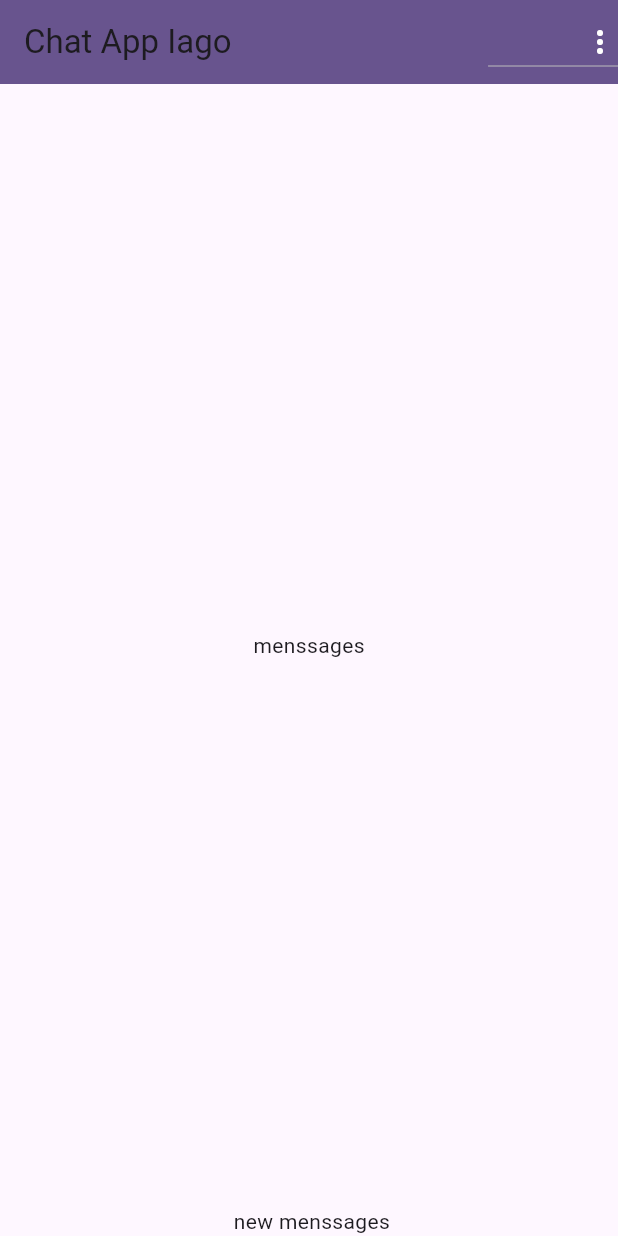
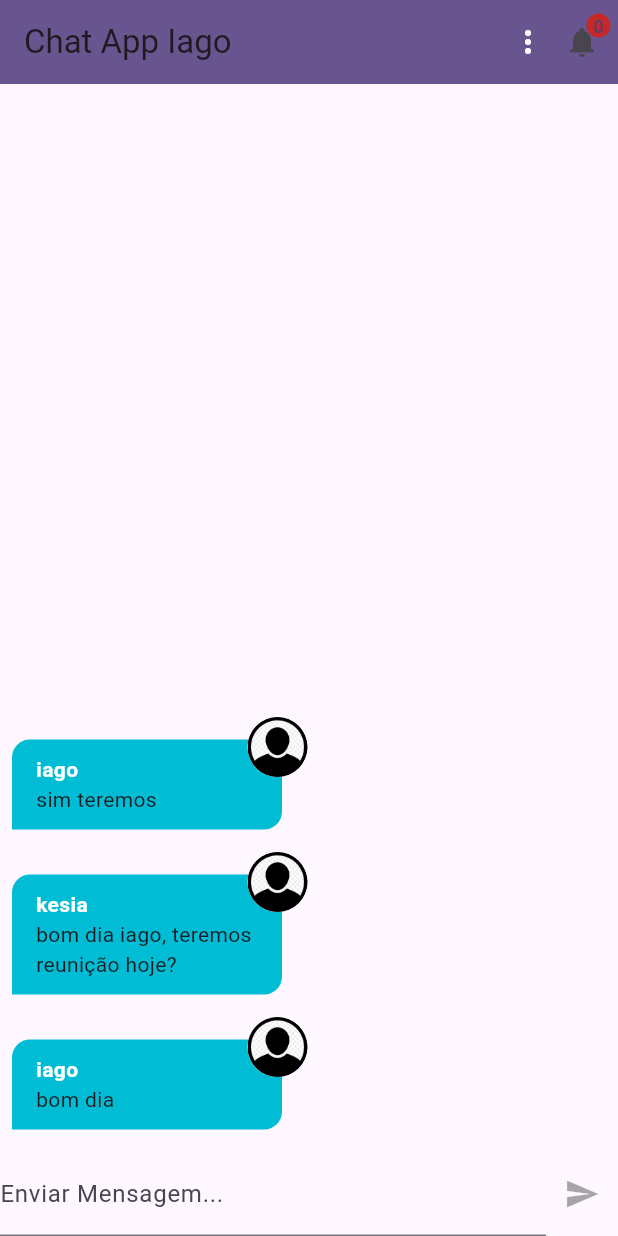
Before and after one commit to iagocarvalho07/chatapp, a Flutter app: the screen it shows after launch, on a phone screen of 412 x 824 dp. Run offline on Flutter 3.47's test engine with Material 2 defaults, Android fonts, the phone set to English and light mode, and no system bars; our stand-ins replace image_picker; accounts and stored records are empty.

Commit message:
aula 392

```diff
--- /dev/null
+++ b/lib/components/menssage_bable.dart
@@ -0,0 +1,86 @@
+import 'dart:io';
+
+import 'package:chatapp/models/chat_massage.dart';
+import 'package:flutter/cupertino.dart';
+import 'package:flutter/material.dart';
+
+class MenssageBable extends StatelessWidget {
+  static const _defaultImage = "assets/imagens/avatar.png";
+  final ChatMessage message;
+  final bool belognsToCurrentUser;
+
+  const MenssageBable(
+      {super.key, required this.message, required this.belognsToCurrentUser});
+
+  Widget _showUserImage(String ImageUrl) {
+    ImageProvider? provider;
+    final uir = Uri.parse(ImageUrl);
+    if (uir.path.contains(_defaultImage)) {
+      provider = AssetImage(_defaultImage);
+    } else if (uir.scheme.contains('http')) {
+      provider = NetworkImage(uir.toString());
+    } else {
+      provider = FileImage(File(uir.toString()));
+    }
+    return CircleAvatar(backgroundImage: provider);
+  }
+
+  @override
+  Widget build(BuildContext context) {
+    return Stack(
+      children: [
+        Row(
+          mainAxisAlignment: belognsToCurrentUser
+              ? MainAxisAlignment.end
+              : MainAxisAlignment.start,
+          children: [
+            Container(
+              decoration: BoxDecoration(
+                color:
+                    belognsToCurrentUser ? Colors.grey.shade300 : Colors.cyan,
+                borderRadius: BorderRadius.only(
+                  topLeft: const Radius.circular(12),
+                  topRight: const Radius.circular(12),
+                  bottomLeft: belognsToCurrentUser
+                      ? const Radius.circular(12)
+                      : const Radius.circular(0),
+                  bottomRight: belognsToCurrentUser
+                      ? const Radius.circular(0)
+                      : const Radius.circular(12),
+                ),
+              ),
+              width: 180,
+              padding: const EdgeInsets.symmetric(vertical: 10, horizontal: 16),
+              margin: const EdgeInsets.symmetric(vertical: 15, horizontal: 8),
+              child: Column(
+                crossAxisAlignment: belognsToCurrentUser
+                    ? CrossAxisAlignment.end
+                    : CrossAxisAlignment.start,
+                children: [
+                  Text(
+                    message.userName,
+                    style: TextStyle(
+                        fontWeight: FontWeight.bold,
+                        color:
+                            belognsToCurrentUser ? Colors.black : Colors.white),
+                  ),
+                  Text(
+                    message.text,
+                    textAlign:
+                        belognsToCurrentUser ? TextAlign.right : TextAlign.left,
+                  ),
+                ],
+              ),
+            ),
+          ],
+        ),
+        Positioned(
+          top: 0,
+          left: belognsToCurrentUser ? null : 165,
+          right: belognsToCurrentUser ? 165 : null,
+          child: _showUserImage(message.userImageUrl),
+        ),
+      ],
+    );
+  }
+}
--- a/lib/components/message.dart
+++ b/lib/components/message.dart
@@ -1,12 +1,38 @@
+import 'package:chatapp/components/menssage_bable.dart';
+import 'package:chatapp/models/chat_massage.dart';
+import 'package:chatapp/services/auth/auth_service.dart';
+import 'package:chatapp/services/chat/chat_service.dart';
 import 'package:flutter/cupertino.dart';
+import 'package:flutter/material.dart';
 
 class Messagens extends StatelessWidget {
   const Messagens({super.key});
 
   @override
   Widget build(BuildContext context) {
-    return Center(
-      child: Text("menssages"),
+    final currentUser = AuthService().currentUser;
+    return StreamBuilder<List<ChatMessage>>(
+      stream: ChatService().messagesStrem(),
+      builder: (ctx, sbapshot) {
+        if (sbapshot.connectionState == ConnectionState.waiting) {
+          return const Center(child: CircularProgressIndicator());
+        } else if (!sbapshot.hasData || sbapshot.data!.isEmpty) {
+          return const Center(
+            child: Text("Sem Mensagens"),
+          );
+        } else {
+          final msg = sbapshot.data!;
+          return ListView.builder(
+            reverse: true,
+            itemCount: msg.length,
+            itemBuilder: (ctx, index) => MenssageBable(
+              key: ValueKey(msg[index].id),
+              message: msg[index],
+              belognsToCurrentUser: currentUser?.id == msg[index].userId,
+            ),
+          );
+        }
+      },
     );
   }
 }
--- a/lib/components/new_message.dart
+++ b/lib/components/new_message.dart
@@ -1,12 +1,42 @@
+import 'package:chatapp/services/auth/auth_service.dart';
+import 'package:chatapp/services/chat/chat_service.dart';
 import 'package:flutter/cupertino.dart';
+import 'package:flutter/material.dart';
 
-class NewMessage extends StatelessWidget {
+class NewMessage extends StatefulWidget {
   const NewMessage({super.key});
 
   @override
+  State<NewMessage> createState() => _NewMessageState();
+}
+
+class _NewMessageState extends State<NewMessage> {
+  String _entreedMenssage = "";
+  final _messageControler = TextEditingController();
+
+  Future<void> _sendmessage() async {
+    final user = AuthService().currentUser;
+    if (user != null) {
+      ChatService().save(_entreedMenssage, user);
+      _messageControler.clear();
+    }
+  }
+
+  @override
   Widget build(BuildContext context) {
-    return Center(
-      child: Text(" new menssages"),
+    return Row(
+      children: [
+        Expanded(
+          child: TextField(
+            controller: _messageControler,
+            onChanged: (msg) => setState(() => _entreedMenssage = msg),
+            decoration: const InputDecoration(labelText: "Enviar Mensagem..."),
+          ),
+        ),
+        IconButton(
+            onPressed: _entreedMenssage.trim().isEmpty ? null : _sendmessage,
+            icon: const Icon(Icons.send))
+      ],
     );
   }
 }
--- a/lib/main.dart
+++ b/lib/main.dart
@@ -1,5 +1,7 @@
 import 'package:chatapp/pages/auth_ou_app_screen.dart';
+import 'package:chatapp/services/notification/push_notification_service.dart';
 import 'package:flutter/material.dart';
+import 'package:provider/provider.dart';
 
 void main() {
   runApp(const MyApp());
@@ -7,9 +9,15 @@ void main() {
 
 class MyApp extends StatelessWidget {
   const MyApp({super.key});
+
   @override
   Widget build(BuildContext context) {
-    return MaterialApp(
+    return MultiProvider(
+      providers: [
+        ChangeNotifierProvider(
+            create: (_) => ChatPushNotificationService(),)
+      ],
+      child: MaterialApp(
         title: 'Flutter Demo',
         theme: ThemeData(
           colorScheme: ColorScheme.fromSeed(seedColor: Colors.deepPurple),
@@ -17,6 +25,7 @@ class MyApp extends StatelessWidget {
         ),
         home: const AuthOrAppScreen(),
         debugShowCheckedModeBanner: false,
+      ),
     );
   }
 }
--- /dev/null
+++ b/lib/models/chat_notification.dart
@@ -0,0 +1,9 @@
+class ChatNotification {
+  final String tittle;
+  final String body;
+
+  const ChatNotification({
+    required this.tittle,
+    required this.body,
+  });
+}
--- a/lib/pages/chat_screen.dart
+++ b/lib/pages/chat_screen.dart
@@ -1,7 +1,10 @@
 import 'package:chatapp/components/new_message.dart';
+import 'package:chatapp/pages/notification_screen.dart';
 import 'package:chatapp/services/auth/auth_service.dart';
+import 'package:chatapp/services/notification/push_notification_service.dart';
 import 'package:flutter/cupertino.dart';
 import 'package:flutter/material.dart';
+import 'package:provider/provider.dart';
 
 import '../components/message.dart';
 
@@ -12,10 +15,14 @@ class ChatPage extends StatelessWidget {
   Widget build(BuildContext context) {
     return Scaffold(
       appBar: AppBar(
-        backgroundColor: Theme.of(context).colorScheme.primary,
+        backgroundColor: Theme
+            .of(context)
+            .colorScheme
+            .primary,
         title: Text("Chat App Iago"),
         actions: [
-          DropdownButton(
+          DropdownButtonHideUnderline(
+            child: DropdownButton(
               items: [
                 DropdownMenuItem(
                     value: "logout",
@@ -38,8 +45,38 @@ class ChatPage extends StatelessWidget {
               },
               icon: Icon(
                 Icons.more_vert,
-              color: Theme.of(context).colorScheme.onPrimary,
+                color: Theme
+                    .of(context)
+                    .colorScheme
+                    .onPrimary,
               ),
+            ),
+          ),
+          Stack(
+            children: [
+              IconButton(
+                onPressed: () {
+                  Navigator.of(context).push(MaterialPageRoute(builder: (ctx) {
+                    return NotificationScreen();
+                  }));
+                },
+                icon: Icon(Icons.notifications),
+              ),
+              Positioned(
+                top: 5,
+                right: 5,
+                child: CircleAvatar(
+                  maxRadius: 8,
+                  backgroundColor: Colors.red.shade800,
+                  child: Text(
+                    "${Provider
+                        .of<ChatPushNotificationService>(context)
+                        .itensCount}",
+                    style: TextStyle(fontSize: 12),
+                  ),
+                ),
+              )
+            ],
           )
         ],
       ),
--- /dev/null
+++ b/lib/pages/notification_screen.dart
@@ -0,0 +1,28 @@
+import 'package:chatapp/services/notification/push_notification_service.dart';
+import 'package:flutter/cupertino.dart';
+import 'package:flutter/material.dart';
+import 'package:provider/provider.dart';
+
+class NotificationScreen extends StatelessWidget {
+  const NotificationScreen({super.key});
+
+  @override
+  Widget build(BuildContext context) {
+    final service = Provider.of<ChatPushNotificationService>(context);
+    final items = service.items;
+    return Scaffold(
+      appBar: AppBar(
+        title: const Text("Minhas Notificações"),
+      ),
+      body: ListView.builder(
+        itemCount: service.itensCount, itemBuilder: (ctx, index) =>
+          ListTile(
+            title: Text(items[index].tittle),
+            subtitle: Text(items[index].body),
+            onTap: () => service.remove(index),
+          ),
+      )
+      ,
+    );
+  }
+}
--- a/lib/services/auth/auth_service_mock.dart
+++ b/lib/services/auth/auth_service_mock.dart
@@ -7,7 +7,7 @@ import 'package:chatapp/services/auth/auth_service.dart';
 
 class AuthServiceMock implements AuthService {
   static final _defaultUser = ChatUser(
-    id: 12345.toString(),
+    id: "1",
     name: 'iago',
     email: 'iago@teste2.com',
     imageUrl: 'assets/imagens/avatar.png',
--- a/lib/services/chat/chat_mock_service.dart
+++ b/lib/services/chat/chat_mock_service.dart
@@ -6,10 +6,36 @@ import 'package:chatapp/models/chat_user.dart';
 import 'package:chatapp/services/chat/chat_service.dart';
 
 class ChatMockService implements ChatService {
-  static final List<ChatMessage> _msg = [];
+  static final List<ChatMessage> _msg = [
+    ChatMessage(
+      id: "1",
+      text: "bom dia",
+      createdAt: DateTime.now(),
+      userId: "123",
+      userName: "iago",
+      userImageUrl: "assets/imagens/avatar.png",
+    ),
+    ChatMessage(
+      id: "2",
+      text: "bom dia iago, teremos reunição hoje?",
+      createdAt: DateTime.now(),
+      userId: "1234",
+      userName: "kesia",
+      userImageUrl: "assets/imagens/avatar.png",
+    ),
+    ChatMessage(
+      id: "1",
+      text: "sim teremos",
+      createdAt: DateTime.now(),
+      userId: "1234",
+      userName: "iago",
+      userImageUrl: "assets/imagens/avatar.png",
+    )
+  ];
   static MultiStreamController<List<ChatMessage>>? _controller;
   static final _msgsStrem = Stream<List<ChatMessage>>.multi((controler) {
     _controller = controler;
+    controler.add(_msg);
   });
 
   @override
@@ -28,7 +54,7 @@ class ChatMockService implements ChatService {
       userImageUrl: user.imageUrl,
     );
     _msg.add(newMsg);
-    _controller?.add(_msg);
+    _controller?.add(_msg.reversed.toList());
     return newMsg;
   }
 }
--- /dev/null
+++ b/lib/services/notification/push_notification_service.dart
@@ -0,0 +1,24 @@
+import 'package:flutter/cupertino.dart';
+
+import '../../models/chat_notification.dart';
+
+class ChatPushNotificationService with ChangeNotifier{
+  List<ChatNotification> _Items =[];
+
+  int get itensCount{
+    return _Items.length;
+  }
+
+  List<ChatNotification> get items{
+    return [..._Items];
+  }
+  void add(ChatNotification notification){
+    _Items.add(notification);
+    notifyListeners();
+  }
+
+  void remove(int i){
+    _Items.removeAt(i);
+    notifyListeners();
+  }
+}
--- a/pubspec.yaml
+++ b/pubspec.yaml
@@ -36,6 +36,7 @@ dependencies:
   # Use with the CupertinoIcons class for iOS style icons.
   cupertino_icons: ^1.0.2
   image_picker: ^1.0.4
+  provider: ^6.0.5
 
 dev_dependencies:
   flutter_test:
@@ -61,7 +62,7 @@ flutter:
 
   # To add assets to your application, add an assets section, like this:
   assets:
-    - assets/imagens/avatar.png
+   - assets/imagens/avatar.png
 
   # An image asset can refer to one or more resolution-specific "variants", see
   # https://flutter.dev/assets-and-images/#resolution-aware
```
Also changed, not shown: pubspec.lock, 3 other files. Lines whose indentation alone changed are shown as unchanged.
